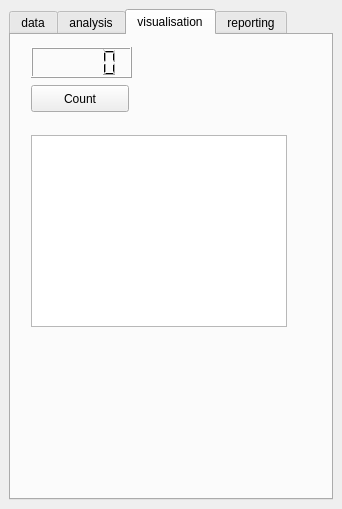
The window that SpatialDecision/spatial_decision_dockwidget_base.ui (balazsdukai/GEO1005-StormManager) describes before a commit, drawn with Qt 5.
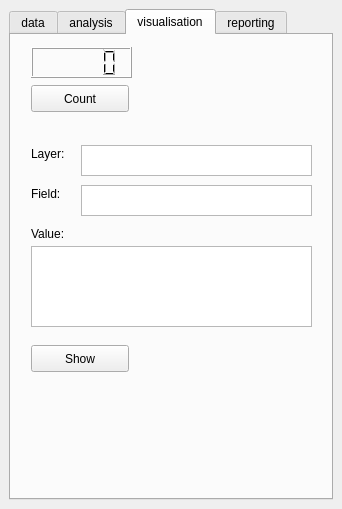
The same window after the commit. Icons and pictures are not drawn.

Commit message: The feature reporting function (visualisation tab) works and finalized. Added extra field 'unitOnSite' to "reports.shp"

Patch:
```diff
--- a/SpatialDecision/spatial_decision_dockwidget_base.ui
+++ b/SpatialDecision/spatial_decision_dockwidget_base.ui
@@ -267,9 +267,81 @@
         <property name="geometry">
          <rect>
           <x>20</x>
-          <y>100</y>
-          <width>256</width>
-          <height>192</height>
+          <y>211</y>
+          <width>281</width>
+          <height>81</height>
+         </rect>
+        </property>
+       </widget>
+       <widget class="QPushButton" name="showButton">
+        <property name="geometry">
+         <rect>
+          <x>20</x>
+          <y>310</y>
+          <width>98</width>
+          <height>27</height>
+         </rect>
+        </property>
+        <property name="text">
+         <string>Show</string>
+        </property>
+       </widget>
+       <widget class="QLabel" name="valueLabel">
+        <property name="geometry">
+         <rect>
+          <x>20</x>
+          <y>190</y>
+          <width>66</width>
+          <height>17</height>
+         </rect>
+        </property>
+        <property name="text">
+         <string>Value:</string>
+        </property>
+       </widget>
+       <widget class="QLabel" name="fieldLabel">
+        <property name="geometry">
+         <rect>
+          <x>20</x>
+          <y>150</y>
+          <width>66</width>
+          <height>17</height>
+         </rect>
+        </property>
+        <property name="text">
+         <string>Field:</string>
+        </property>
+       </widget>
+       <widget class="QLabel" name="layerLabel">
+        <property name="geometry">
+         <rect>
+          <x>20</x>
+          <y>110</y>
+          <width>66</width>
+          <height>17</height>
+         </rect>
+        </property>
+        <property name="text">
+         <string>Layer:</string>
+        </property>
+       </widget>
+       <widget class="QListWidget" name="layerWidget">
+        <property name="geometry">
+         <rect>
+          <x>70</x>
+          <y>110</y>
+          <width>231</width>
+          <height>31</height>
+         </rect>
+        </property>
+       </widget>
+       <widget class="QListWidget" name="fieldWidget">
+        <property name="geometry">
+         <rect>
+          <x>70</x>
+          <y>150</y>
+          <width>231</width>
+          <height>31</height>
          </rect>
         </property>
        </widget>
```
Left out of the diff: 2 changed lines with no effect on the pictures. The commit also changes 2 other files.
